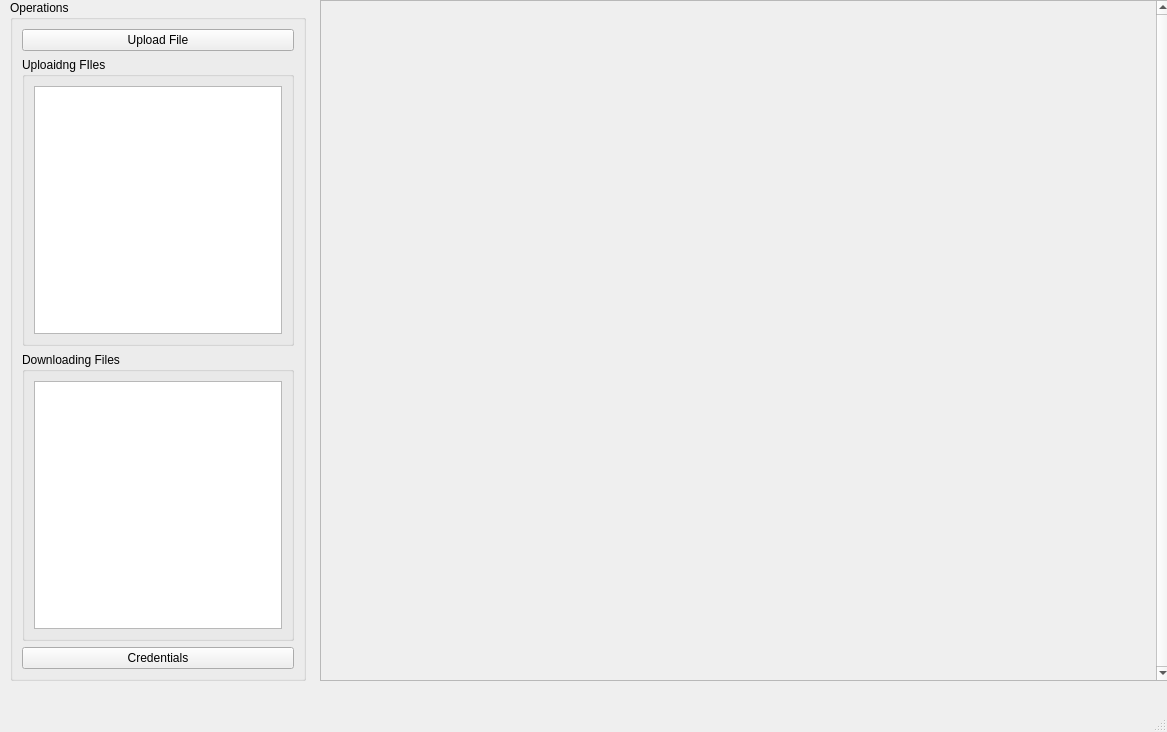
Before: the Qt Designer form client/main.ui in Smilin-Dominator/smilin_file_hosting, drawn with Qt 5.
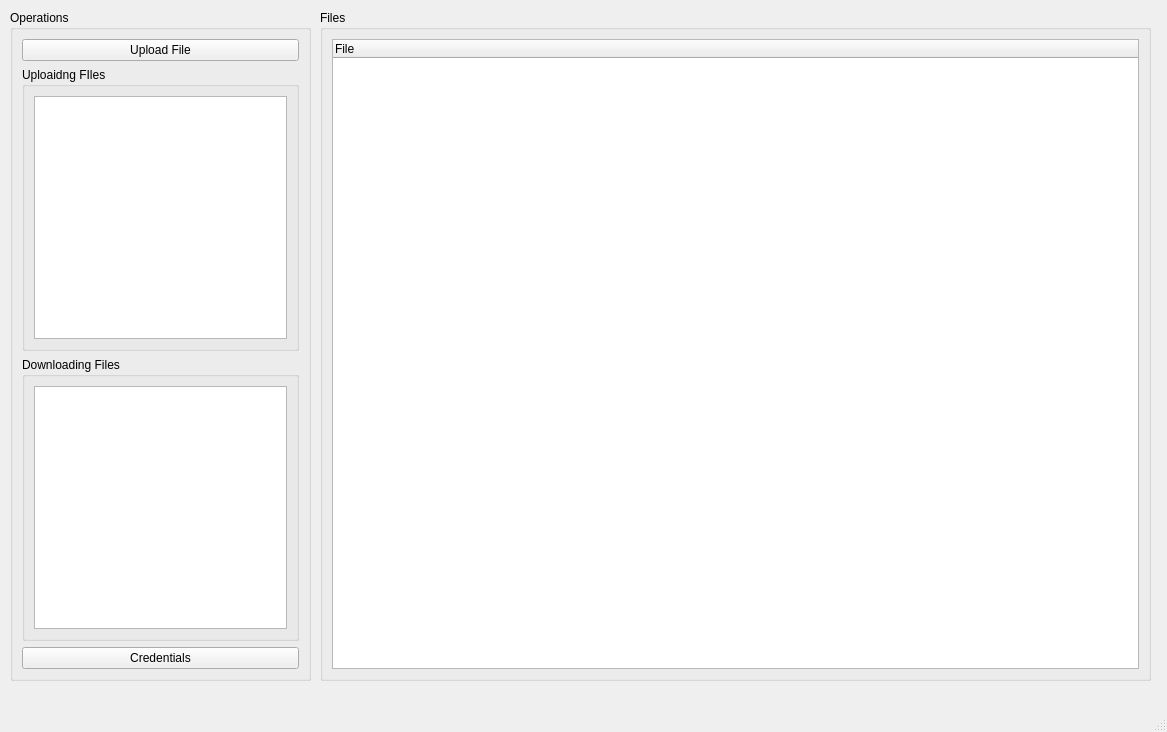
After: the same form once the commit is applied.

Commit message: feat: Added a QTreeWidget for Files Unlike earlier, this will have checkboxes, and then bulk downloads and uploads

Patch:
```diff
--- a/client/main.ui
+++ b/client/main.ui
@@ -14,46 +14,13 @@
    <string>MainWindow</string>
   </property>
   <widget class="QWidget" name="centralwidget">
-   <widget class="QScrollArea" name="file_container">
-    <property name="geometry">
-     <rect>
-      <x>320</x>
-      <y>0</y>
-      <width>851</width>
-      <height>681</height>
-     </rect>
-    </property>
-    <property name="verticalScrollBarPolicy">
-     <enum>Qt::ScrollBarAlwaysOn</enum>
-    </property>
-    <property name="horizontalScrollBarPolicy">
-     <enum>Qt::ScrollBarAlwaysOff</enum>
-    </property>
-    <property name="sizeAdjustPolicy">
-     <enum>QAbstractScrollArea::AdjustToContents</enum>
-    </property>
-    <property name="widgetResizable">
-     <bool>true</bool>
-    </property>
-    <widget class="QWidget" name="files_section">
-     <property name="geometry">
-      <rect>
-       <x>0</x>
-       <y>0</y>
-       <width>832</width>
-       <height>679</height>
-      </rect>
-     </property>
-     <layout class="QVBoxLayout" name="verticalLayout"/>
-    </widget>
-   </widget>
    <widget class="QGroupBox" name="operations_container">
     <property name="geometry">
      <rect>
       <x>10</x>
-      <y>0</y>
-      <width>296</width>
-      <height>681</height>
+      <y>10</y>
+      <width>301</width>
+      <height>671</height>
      </rect>
     </property>
     <property name="title">
@@ -100,6 +67,33 @@
      </item>
     </layout>
    </widget>
+   <widget class="QGroupBox" name="file_container">
+    <property name="geometry">
+     <rect>
+      <x>320</x>
+      <y>10</y>
+      <width>831</width>
+      <height>671</height>
+     </rect>
+    </property>
+    <property name="title">
+     <string>Files</string>
+    </property>
+    <layout class="QVBoxLayout" name="verticalLayout">
+     <item>
+      <widget class="QTreeWidget" name="files">
+       <property name="mouseTracking">
+        <bool>true</bool>
+       </property>
+       <column>
+        <property name="text">
+         <string notr="true">File</string>
+        </property>
+       </column>
+      </widget>
+     </item>
+    </layout>
+   </widget>
   </widget>
   <widget class="QMenuBar" name="menubar">
    <property name="geometry">
```
The commit also changes 1 other file.
